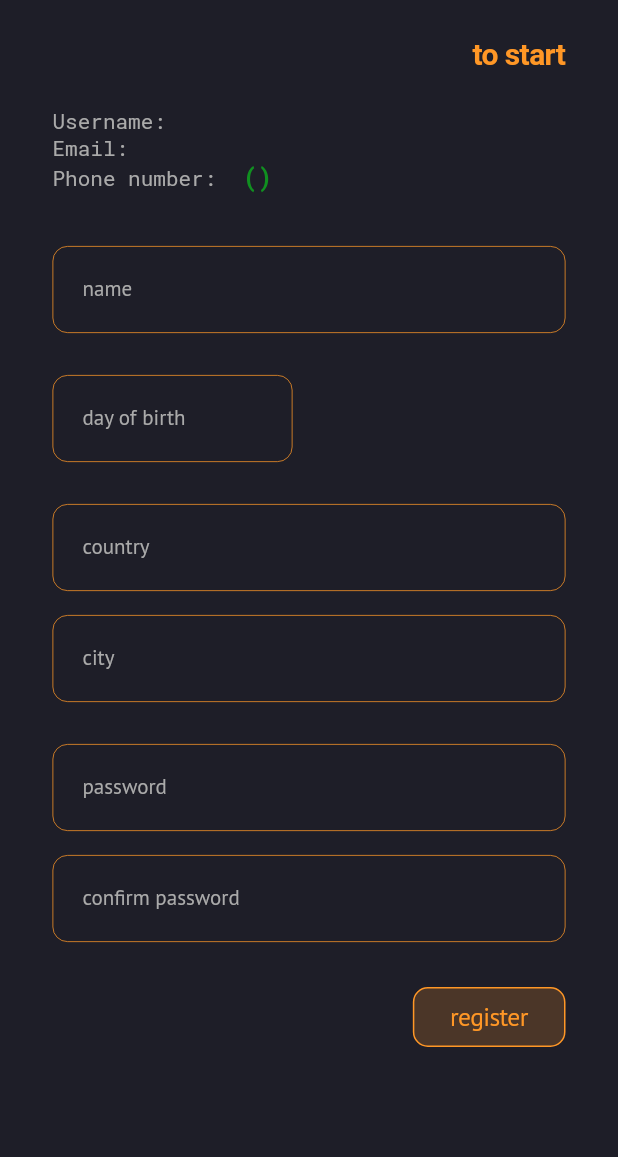
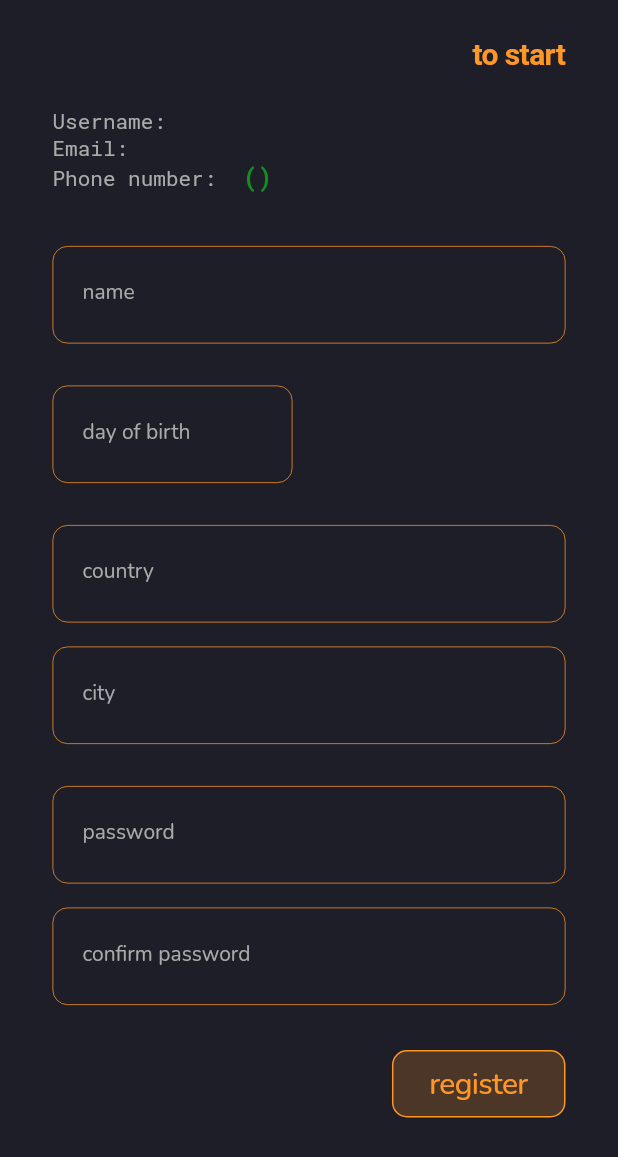
Before and after one commit to arutyun88/ovesdu_mobile, a Flutter app: the RegisterScreen screen opened directly with empty values, on a phone screen of 412 x 824 dp. Shown: the top 1157 px of the screen. Run offline on Flutter 3.47's test engine with Material 2 defaults, Android fonts, the phone set to English and light mode, and no system bars; our stand-ins replace device_info_plus, dio, flutter_bloc, freezed_annotation, get_it, google_fonts and 3 more; accounts and stored records are empty; generated files the repository leaves out were written again.

Commit message:
app: ui: style: theme: components

```diff
--- a/lib/app/ui/components/buttons/country_button.dart
+++ b/lib/app/ui/components/buttons/country_button.dart
@@ -1,6 +1,9 @@
 import 'package:flutter/material.dart';
+import 'package:provider/provider.dart';
 
 import '../../../const/countries.dart';
+import '../../../data/setting_provider/theme_provider.dart';
+import '../../config/app_colors.dart';
 
 class CountryButton extends StatelessWidget {
   const CountryButton({
@@ -21,20 +24,24 @@ class CountryButton extends StatelessWidget {
         onTap: onTap,
         child: SizedBox(
           height: 50,
-          width: 120,
+          width: 100,
           child: Row(
             mainAxisAlignment: MainAxisAlignment.spaceBetween,
             crossAxisAlignment: CrossAxisAlignment.center,
             mainAxisSize: MainAxisSize.min,
             children: [
-              Text(
-                _selectedCountry.flag,
-                style: const TextStyle(fontSize: 40),
+              const Icon(
+                Icons.keyboard_arrow_down,
+                size: 24,
+                color: AppColors.orange,
               ),
               const SizedBox(width: 4.0),
               Text(
                 '+${_selectedCountry.dialCode}',
-                style: Theme.of(context).textTheme.headline6,
+                style: Provider.of<ThemeProvider>(context)
+                    .themeData
+                    .textTheme
+                    .headline6,
               ),
             ],
           ),
--- a/lib/app/ui/components/buttons/default_button.dart
+++ b/lib/app/ui/components/buttons/default_button.dart
@@ -1,7 +1,8 @@
 import 'package:flutter/cupertino.dart';
-import 'package:flutter/material.dart';
-import 'package:ovesdu_mobile/app/ui/config/app_colors.dart';
-import 'package:ovesdu_mobile/app/ui/config/app_style.dart';
+import 'package:provider/provider.dart';
+
+import '../../../data/setting_provider/theme_provider.dart';
+import '../../config/app_colors.dart';
 
 class DefaultButton extends StatelessWidget {
   const DefaultButton({
@@ -17,6 +18,7 @@ class DefaultButton extends StatelessWidget {
 
   @override
   Widget build(BuildContext context) {
+    final theme = Provider.of<ThemeProvider>(context).themeData;
     return CupertinoButton(
       minSize: 0,
       padding: EdgeInsets.zero,
@@ -30,8 +32,8 @@ class DefaultButton extends StatelessWidget {
         padding: const EdgeInsets.symmetric(horizontal: 24.0, vertical: 8.0),
         child: Text(
           title,
-          style: const TextStyle().withColor(
-            enable ? Theme.of(context).backgroundColor : AppColors.orange,
+          style: theme.textTheme.headline6?.copyWith(
+            color: enable ? theme.backgroundColor : AppColors.orange,
           ),
         ),
       ),
--- a/lib/app/ui/components/created_by_widget.dart
+++ b/lib/app/ui/components/created_by_widget.dart
@@ -1,6 +1,8 @@
 import 'package:flutter/material.dart';
-import 'package:ovesdu_mobile/app/ui/config/app_colors.dart';
-import 'package:ovesdu_mobile/app/ui/config/app_style.dart';
+import 'package:provider/provider.dart';
+
+import '../../data/setting_provider/theme_provider.dart';
+import '../config/app_colors.dart';
 
 class CreatedByWidget extends StatelessWidget {
   const CreatedByWidget({
@@ -17,7 +19,8 @@ class CreatedByWidget extends StatelessWidget {
       child: Text(
         '© Created by Arutyun Gevorkyan',
         textAlign: TextAlign.center,
-        style: const TextStyle().withSize(14.0),
+        style:
+            Provider.of<ThemeProvider>(context).themeData.textTheme.bodyText2,
       ),
     );
   }
--- a/lib/app/ui/components/logo/logo_sliver_delegate.dart
+++ b/lib/app/ui/components/logo/logo_sliver_delegate.dart
@@ -43,7 +43,7 @@ class LogoDelegate extends SliverPersistentHeaderDelegate {
                       Provider.of<ThemeProvider>(context, listen: false)
                           .themeData
                           .textTheme
-                          .subtitle2;
+                          .headline5;
                   return Text(
                     auth
                         ? AppLocalizations.of(context)!.loginTitleSignIn
--- a/lib/app/ui/components/logo/logo_widget.dart
+++ b/lib/app/ui/components/logo/logo_widget.dart
@@ -1,6 +1,9 @@
 import 'package:flutter/material.dart';
-import 'package:ovesdu_mobile/app/ui/config/app_colors.dart';
-import 'package:ovesdu_mobile/app/ui/config/app_fonts.dart';
+import 'package:provider/provider.dart';
+
+import '../../../data/setting_provider/theme_provider.dart';
+import '../../config/app_colors.dart';
+import '../../config/app_fonts.dart';
 
 class LogoWidget extends StatelessWidget {
   const LogoWidget({
@@ -28,7 +31,7 @@ class LogoWidget extends StatelessWidget {
       height: 1.0,
     );
     return Container(
-      color: Theme.of(context).backgroundColor,
+      color: Provider.of<ThemeProvider>(context).themeData.backgroundColor,
       child: Stack(
         children: [
           Center(
--- a/lib/app/ui/components/text_fields/app_phone_field/app_phone_field.dart
+++ b/lib/app/ui/components/text_fields/app_phone_field/app_phone_field.dart
@@ -2,9 +2,10 @@ import 'dart:developer';
 
 import 'package:flutter/material.dart';
 import 'package:flutter/services.dart';
-import 'package:ovesdu_mobile/app/ui/config/app_style.dart';
+import 'package:provider/provider.dart';
 
 import '../../../../const/countries.dart';
+import '../../../../data/setting_provider/theme_provider.dart';
 import '../../../../domain/entities/phone_number.dart';
 import '../../../config/app_colors.dart';
 import '../../buttons/country_button.dart';
@@ -55,10 +56,6 @@ class _AppPhoneFieldState extends State<AppPhoneField> {
 
   @override
   Widget build(BuildContext context) {
-    final labelStyle = const TextStyle().withStyle(
-      Theme.of(context).inputDecorationTheme.hintStyle!,
-    );
-
     return Padding(
       padding: const EdgeInsets.only(top: 4),
       child: Row(
@@ -68,7 +65,7 @@ class _AppPhoneFieldState extends State<AppPhoneField> {
             onTap: _changeCountry,
           ),
           SizedBox(
-            width: MediaQuery.of(context).size.width - 200,
+            width: MediaQuery.of(context).size.width - 180,
             child: TextField(
               inputFormatters: [
                 LengthLimitingTextInputFormatter(_selectedCountry.maxLength),
@@ -88,11 +85,11 @@ class _AppPhoneFieldState extends State<AppPhoneField> {
                 }
               },
               cursorWidth: 1.0,
-              cursorHeight: 20.0,
-              cursorColor: labelStyle.color,
-              style: const TextStyle().withStyle(
-                Theme.of(context).textTheme.headline6,
-              ),
+              cursorHeight: 30.0,
+              style: Provider.of<ThemeProvider>(context)
+                  .themeData
+                  .textTheme
+                  .headline5,
               decoration: InputDecoration(
                 isCollapsed: true,
                 contentPadding: const EdgeInsets.symmetric(
@@ -100,13 +97,7 @@ class _AppPhoneFieldState extends State<AppPhoneField> {
                   vertical: 16.0,
                 ),
                 hintText: widget.hintText,
-                hintStyle: labelStyle,
                 labelText: widget.labelText,
-                labelStyle: labelStyle,
-                floatingLabelStyle: labelStyle.copyWith(
-                  fontSize: 14,
-                  fontWeight: FontWeight.w400,
-                ),
                 focusedBorder: OutlineInputBorder(
                   borderRadius: BorderRadius.circular(10.0),
                   borderSide: BorderSide(
--- a/lib/app/ui/components/text_fields/app_phone_field/country_picker_dialog.dart
+++ b/lib/app/ui/components/text_fields/app_phone_field/country_picker_dialog.dart
@@ -1,8 +1,9 @@
 import 'package:flutter/material.dart';
 import 'package:flutter_gen/gen_l10n/app_localizations.dart';
-import 'package:ovesdu_mobile/app/ui/config/app_style.dart';
+import 'package:provider/provider.dart';
 
 import '../../../../const/countries.dart';
+import '../../../../data/setting_provider/theme_provider.dart';
 import '../../../../helpers/helpers.dart';
 import '../app_text_field.dart';
 
@@ -28,15 +29,15 @@ class _CountryPickerDialogState extends State<CountryPickerDialog> {
   @override
   void initState() {
     _filteredCountries = widget.filteredCountries;
-
     super.initState();
   }
 
   @override
   Widget build(BuildContext context) {
+    final theme = Provider.of<ThemeProvider>(context).themeData;
     return Dialog(
       insetPadding: const EdgeInsets.all(24.0),
-      backgroundColor: Theme.of(context).backgroundColor,
+      backgroundColor: theme.backgroundColor,
       child: Column(
         children: [
           Padding(
@@ -63,17 +64,13 @@ class _CountryPickerDialogState extends State<CountryPickerDialog> {
               shrinkWrap: true,
               itemCount: _filteredCountries.length,
               itemBuilder: (context, index) => ListTile(
-                leading: Text(
-                  _filteredCountries[index].flag,
-                  style: const TextStyle().withSize(32.0),
-                ),
                 title: Text(
                   _filteredCountries[index].name,
-                  style: const TextStyle().withWeight(FontWeight.w700),
+                  style: theme.textTheme.headline6,
                 ),
                 trailing: Text(
                   '+${_filteredCountries[index].dialCode}',
-                  style: const TextStyle().withWeight(FontWeight.w700),
+                  style: theme.textTheme.headline6,
                 ),
                 onTap: () {
                   widget.onCountryChanged(_filteredCountries[index]);
--- a/lib/app/ui/components/text_fields/app_text_field.dart
+++ b/lib/app/ui/components/text_fields/app_text_field.dart
@@ -1,7 +1,8 @@
 import 'package:flutter/material.dart';
 import 'package:flutter/services.dart';
-import 'package:ovesdu_mobile/app/ui/config/app_style.dart';
+import 'package:provider/provider.dart';
 
+import '../../../data/setting_provider/theme_provider.dart';
 import '../../config/app_colors.dart';
 import 'formatter/date_text_formatter.dart';
 import 'formatter/password_text_formatter.dart';
@@ -73,10 +74,6 @@ class _AppTextFieldState extends State<AppTextField> {
 
   @override
   Widget build(BuildContext context) {
-    final labelStyle = const TextStyle().withStyle(
-      Theme.of(context).inputDecorationTheme.hintStyle!,
-    );
-
     return Padding(
       padding: const EdgeInsets.only(top: 4),
       child: TextField(
@@ -96,11 +93,9 @@ class _AppTextFieldState extends State<AppTextField> {
           setFormatters();
         },
         cursorWidth: 1.0,
-        cursorHeight: 20.0,
-        cursorColor: labelStyle.color,
-        style: const TextStyle().withStyle(
-          Theme.of(context).textTheme.headline6,
-        ),
+        cursorHeight: 30.0,
+        style:
+            Provider.of<ThemeProvider>(context).themeData.textTheme.headline5,
         decoration: InputDecoration(
           isCollapsed: true,
           contentPadding: const EdgeInsets.symmetric(
@@ -108,13 +103,7 @@ class _AppTextFieldState extends State<AppTextField> {
             vertical: 16.0,
           ),
           hintText: widget.hintText,
-          hintStyle: labelStyle,
           labelText: widget.labelText,
-          labelStyle: labelStyle,
-          floatingLabelStyle: labelStyle.copyWith(
-            fontSize: 14,
-            fontWeight: FontWeight.w400,
-          ),
           focusedBorder: OutlineInputBorder(
             borderRadius: BorderRadius.circular(10.0),
             borderSide: BorderSide(
--- a/lib/app/ui/config/app_theme.dart
+++ b/lib/app/ui/config/app_theme.dart
@@ -1,35 +1,78 @@
 import 'package:flutter/material.dart';
 import 'package:ovesdu_mobile/app/ui/config/app_colors.dart';
+import 'package:ovesdu_mobile/app/ui/config/app_fonts.dart';
 
 abstract class AppTheme {
   static final light = ThemeData(
     brightness: Brightness.light,
     scaffoldBackgroundColor: AppColors.lightBackground,
     backgroundColor: AppColors.lightBackground,
-    textTheme: TextTheme(
-      headline5: ThemeData.dark().textTheme.headline5?.copyWith(
-            color: AppColors.lightText,
-          ),
-      headline4: const TextStyle(
+    textTheme: const TextTheme(
+      subtitle2: TextStyle(
+        color: AppColors.lightText,
+        fontSize: 14,
+        fontWeight: FontWeight.w500,
+        fontFamily: AppFonts.mainFont,
+      ),
+      subtitle1: TextStyle(
+        color: AppColors.lightText,
+        fontSize: 16,
+        fontWeight: FontWeight.w400,
+        fontFamily: AppFonts.mainFont,
+      ),
+      bodyText2: TextStyle(
+        color: AppColors.lightText,
+        fontSize: 14,
+        fontWeight: FontWeight.w400,
+        fontFamily: AppFonts.mainFont,
+      ),
+      bodyText1: TextStyle(
+        color: AppColors.lightText,
+        fontSize: 16,
+        fontWeight: FontWeight.w400,
+        fontFamily: AppFonts.mainFont,
+      ),
+      headline6: TextStyle(
         color: AppColors.lightText,
         fontSize: 20,
+        fontWeight: FontWeight.w500,
+        fontFamily: AppFonts.mainFont,
       ),
-      subtitle2: const TextStyle(
+      headline5: TextStyle(
         color: AppColors.lightText,
         fontSize: 24,
+        fontWeight: FontWeight.w400,
+        fontFamily: AppFonts.mainFont,
       ),
-      subtitle1: const TextStyle(
+      headline4: TextStyle(
         color: AppColors.lightText,
-        fontSize: 16,
+        fontSize: 34,
+        fontWeight: FontWeight.w400,
+        fontFamily: AppFonts.mainFont,
       ),
+    ),
+    textSelectionTheme: const TextSelectionThemeData(
+      cursorColor: AppColors.hintTextColor,
     ),
     inputDecorationTheme: const InputDecorationTheme(
       hintStyle: TextStyle(
         fontSize: 14.0,
         fontWeight: FontWeight.w400,
         color: AppColors.hintTextColor,
+        fontFamily: AppFonts.mainFont,
       ),
-      labelStyle: TextStyle(fontSize: 14.0, fontWeight: FontWeight.w400),
+      labelStyle: TextStyle(
+        fontSize: 14.0,
+        fontWeight: FontWeight.w400,
+        color: AppColors.hintTextColor,
+        fontFamily: AppFonts.mainFont,
+      ),
+      floatingLabelStyle: TextStyle(
+        fontSize: 14.0,
+        fontWeight: FontWeight.w400,
+        color: AppColors.hintTextColor,
+        fontFamily: AppFonts.mainFont,
+      ),
     ),
   );
 
@@ -37,30 +80,72 @@ abstract class AppTheme {
     brightness: Brightness.dark,
     scaffoldBackgroundColor: AppColors.darkBackground,
     backgroundColor: AppColors.darkBackground,
-    textTheme: TextTheme(
-      headline5: ThemeData.dark().textTheme.headline5?.copyWith(
-            color: AppColors.darkText,
-          ),
-      headline4: const TextStyle(
+    textTheme: const TextTheme(
+      subtitle2: TextStyle(
+        color: AppColors.darkText,
+        fontSize: 14,
+        fontWeight: FontWeight.w500,
+        fontFamily: AppFonts.mainFont,
+      ),
+      subtitle1: TextStyle(
+        color: AppColors.darkText,
+        fontSize: 16,
+        fontWeight: FontWeight.w400,
+        fontFamily: AppFonts.mainFont,
+      ),
+      bodyText2: TextStyle(
+        color: AppColors.darkText,
+        fontSize: 14,
+        fontWeight: FontWeight.w400,
+        fontFamily: AppFonts.mainFont,
+      ),
+      bodyText1: TextStyle(
+        color: AppColors.darkText,
+        fontSize: 16,
+        fontWeight: FontWeight.w400,
+        fontFamily: AppFonts.mainFont,
+      ),
+      headline6: TextStyle(
         color: AppColors.darkText,
         fontSize: 20,
+        fontWeight: FontWeight.w500,
+        fontFamily: AppFonts.mainFont,
       ),
-      subtitle2: const TextStyle(
+      headline5: TextStyle(
         color: AppColors.darkText,
         fontSize: 24,
+        fontWeight: FontWeight.w400,
+        fontFamily: AppFonts.mainFont,
       ),
-      subtitle1: const TextStyle(
+      headline4: TextStyle(
         color: AppColors.darkText,
-        fontSize: 16,
+        fontSize: 34,
+        fontWeight: FontWeight.w400,
+        fontFamily: AppFonts.mainFont,
       ),
+    ),
+    textSelectionTheme: const TextSelectionThemeData(
+      cursorColor: AppColors.hintTextColor,
     ),
     inputDecorationTheme: const InputDecorationTheme(
       hintStyle: TextStyle(
         fontSize: 14.0,
         fontWeight: FontWeight.w400,
         color: AppColors.hintTextColor,
+        fontFamily: AppFonts.mainFont,
       ),
-      labelStyle: TextStyle(fontSize: 14.0, fontWeight: FontWeight.w400),
+      labelStyle: TextStyle(
+        fontSize: 14.0,
+        fontWeight: FontWeight.w400,
+        color: AppColors.hintTextColor,
+        fontFamily: AppFonts.mainFont,
+      ),
+      floatingLabelStyle: TextStyle(
+        fontSize: 14.0,
+        fontWeight: FontWeight.w400,
+        color: AppColors.hintTextColor,
+        fontFamily: AppFonts.mainFont,
+      ),
     ),
   );
 }
```
Also changed, not shown: pubspec.yaml (+43 -1 lines).
